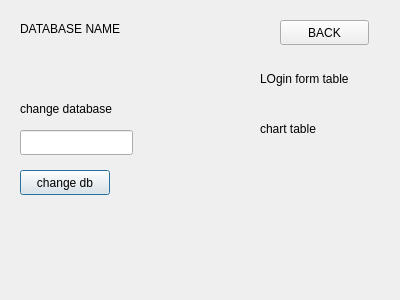
Before: the Qt Designer form config_screen.ui in PS-PRANAV4/app-using-pyqt5, drawn with Qt 5.
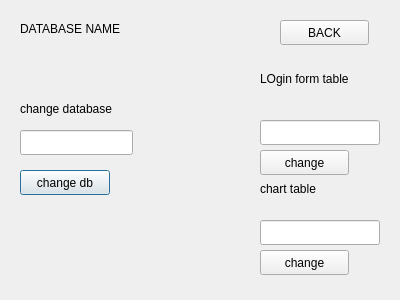
After: the same form once the commit is applied.

Patch:
```diff
--- a/config_screen.ui
+++ b/config_screen.ui
@@ -118,7 +118,7 @@
    <property name="geometry">
     <rect>
      <x>260</x>
-     <y>120</y>
+     <y>180</y>
      <width>120</width>
      <height>17</height>
     </rect>
@@ -131,7 +131,7 @@
    <property name="geometry">
     <rect>
      <x>260</x>
-     <y>140</y>
+     <y>200</y>
      <width>120</width>
      <height>20</height>
     </rect>
@@ -140,6 +140,52 @@
     <string/>
    </property>
   </widget>
+  <widget class="QLineEdit" name="logint">
+   <property name="geometry">
+    <rect>
+     <x>260</x>
+     <y>120</y>
+     <width>120</width>
+     <height>25</height>
+    </rect>
+   </property>
+  </widget>
+  <widget class="QPushButton" name="loginT">
+   <property name="geometry">
+    <rect>
+     <x>260</x>
+     <y>150</y>
+     <width>89</width>
+     <height>25</height>
+    </rect>
+   </property>
+   <property name="text">
+    <string>change</string>
+   </property>
+  </widget>
+  <widget class="QLineEdit" name="chartt">
+   <property name="geometry">
+    <rect>
+     <x>260</x>
+     <y>220</y>
+     <width>120</width>
+     <height>25</height>
+    </rect>
+   </property>
+  </widget>
+  <widget class="QPushButton" name="chartT">
+   <property name="geometry">
+    <rect>
+     <x>260</x>
+     <y>250</y>
+     <width>89</width>
+     <height>25</height>
+    </rect>
+   </property>
+   <property name="text">
+    <string>change</string>
+   </property>
+  </widget>
  </widget>
  <resources/>
  <connections/>
```
